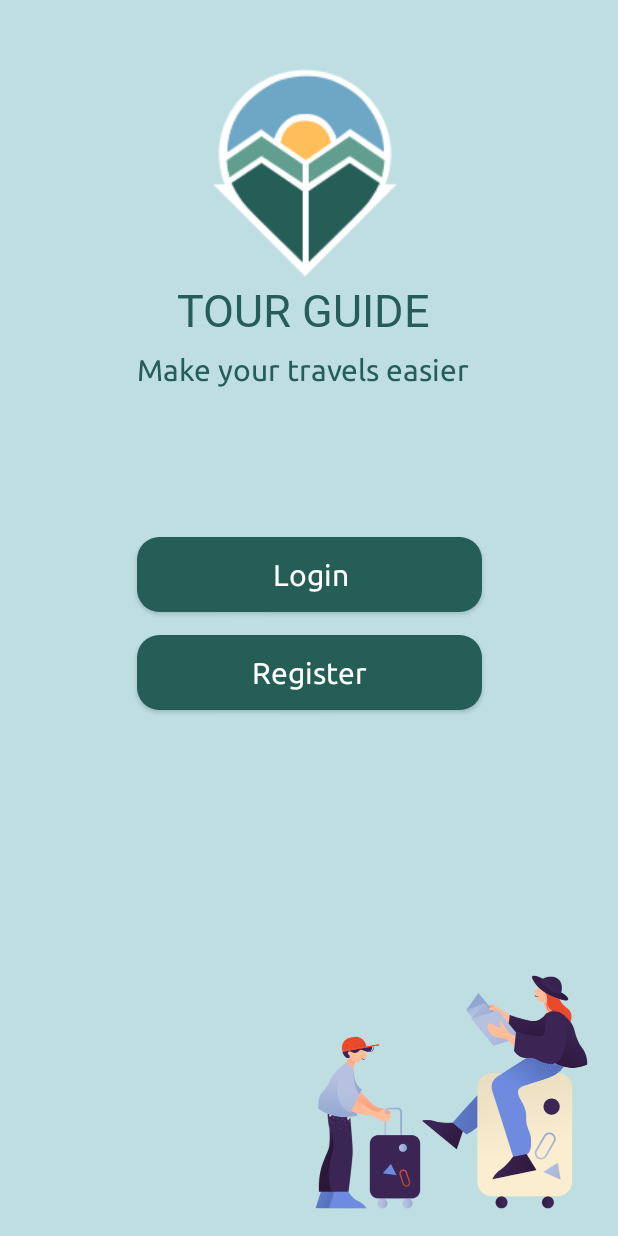
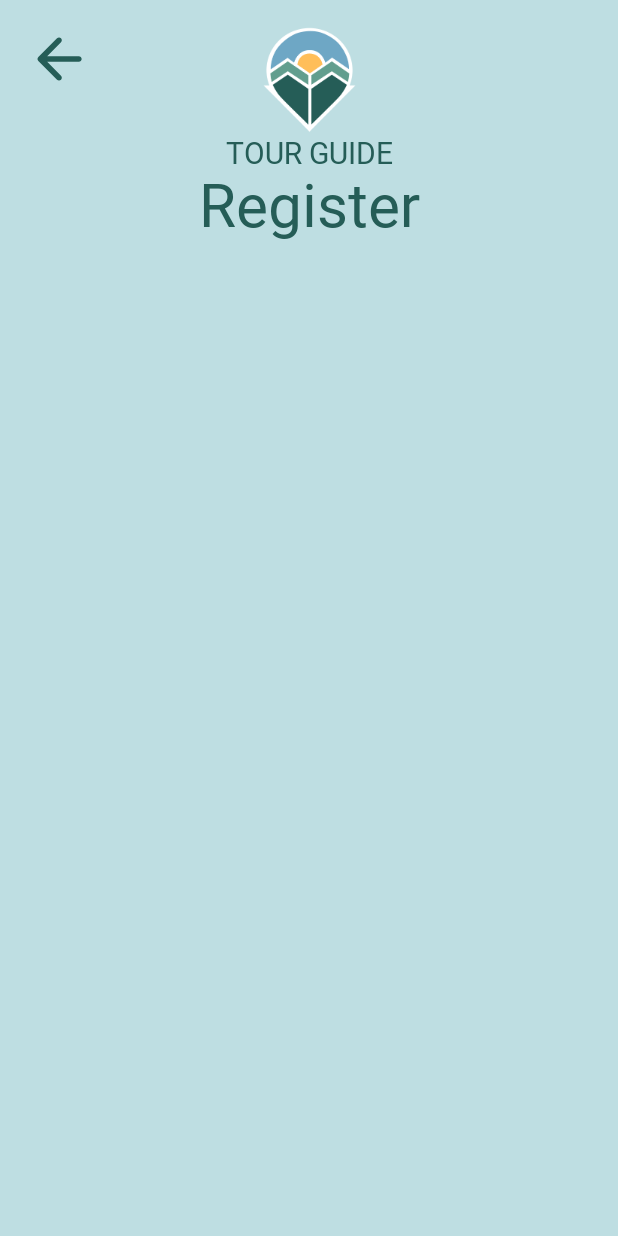
Before and after one commit to Didi211/MOSIS-Projekat, an Android app built with Jetpack Compose: the screen it shows after launch (MainActivity), on a phone screen of 412 x 824 dp. Run offline under Robolectric (Android 15) with nearby library versions, the light colour scheme and no system bars; our stand-ins replace accompanist; Roboto replaces fonts that are not available here.

Commit message:
Add welcome screen custom logo component

```diff
--- a/app/src/main/java/elfak/mosis/tourguide/MainActivity.kt
+++ b/app/src/main/java/elfak/mosis/tourguide/MainActivity.kt
@@ -8,6 +8,7 @@ import androidx.compose.foundation.layout.fillMaxSize
 import androidx.compose.material.MaterialTheme
 import androidx.compose.material.Surface
 import androidx.compose.ui.Modifier
+import elfak.mosis.tourguide.ui.components.CustomWelcomeScreenLogoComponent
 import elfak.mosis.tourguide.ui.screens.WelcomeScreen
 import elfak.mosis.tourguide.ui.theme.TourGuideTheme
 
@@ -24,7 +25,8 @@ class MainActivity : ComponentActivity() {
                     modifier = Modifier.fillMaxSize(),
                     color = MaterialTheme.colors.background
                 ) {
-                    WelcomeScreen()
+//                    WelcomeScreen()
+                    CustomWelcomeScreenLogoComponent(text = "Register")
                 }
             }
         }
--- /dev/null
+++ b/app/src/main/java/elfak/mosis/tourguide/ui/components/CustomWelcomeScreenLogoComponent.kt
@@ -0,0 +1,74 @@
+package elfak.mosis.tourguide.ui.components
+
+import android.widget.Toast
+import androidx.compose.foundation.layout.*
+import androidx.compose.material.Icon
+import androidx.compose.material.IconButton
+import androidx.compose.material.MaterialTheme
+import androidx.compose.material.Text
+import androidx.compose.material.icons.Icons
+import androidx.compose.material.icons.rounded.ArrowBack
+import androidx.compose.runtime.Composable
+import androidx.compose.ui.Alignment
+import androidx.compose.ui.Modifier
+import androidx.compose.ui.platform.LocalContext
+import androidx.compose.ui.res.stringResource
+import androidx.compose.ui.unit.dp
+import androidx.compose.ui.unit.sp
+import elfak.mosis.tourguide.R
+
+
+val logoSize = 75.dp
+val titleSize = 20.sp
+val customTextSize = 40.sp
+val iconSize = 45.dp
+val padding = 15.dp
+
+
+@Composable
+fun CustomWelcomeScreenLogoComponent(text: String) {
+    Box(modifier = Modifier
+        .fillMaxSize()
+        .padding(padding)
+    ) {
+        Column(modifier = Modifier.align(Alignment.TopStart)) {
+            val context = LocalContext.current
+            //Back Arrow Button
+            IconButton(
+                onClick = {
+                Toast.makeText(context,"Not implemented yet",Toast.LENGTH_SHORT).show()
+                },
+            )
+                 {
+                Icon(
+                    Icons.Rounded.ArrowBack,
+                    stringResource(id = R.string.back_arrow_button),
+                    modifier = Modifier
+                        .size(iconSize),
+                    tint = MaterialTheme.colors.primary
+                )
+            }
+
+        }
+        Column(
+            modifier = Modifier.align(Alignment.TopCenter),
+            horizontalAlignment = Alignment.CenterHorizontally,
+        ) {
+            //LogoComponent
+            LogoComponent(logoSize, titleSize)
+            //Custom text
+            Text(
+                text = text,
+                style = MaterialTheme.typography.h1,
+                fontSize = customTextSize,
+                color = MaterialTheme.colors.primary
+            )
+        }
+    }
+
+}
+
+// NOTE: check later
+//fun navigateBack(): () -> Unit{
+// //navigate to WelcomeScreen always
+//}
--- a/app/src/main/res/values/strings.xml
+++ b/app/src/main/res/values/strings.xml
@@ -5,4 +5,5 @@
     <string name="app_name">TourGuide</string>
     <string name="home_screen_title">Tour Guide</string>
     <string name="home_screen_subtitle">Make your travels easier</string>
+    <string name="back_arrow_button">Back Arrow Button</string>
 </resources>
```
